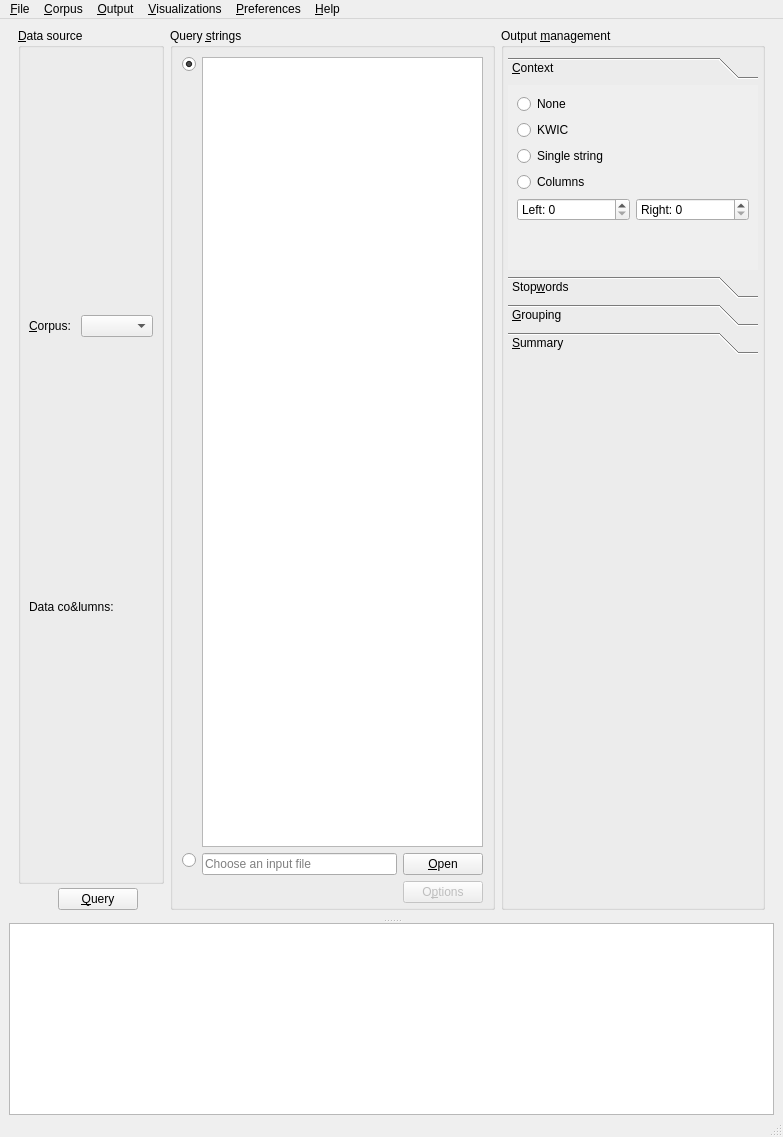
Above: coquery/gui/ui/coquery.ui from gkunter/coquery before the change. Below: the same form after it.
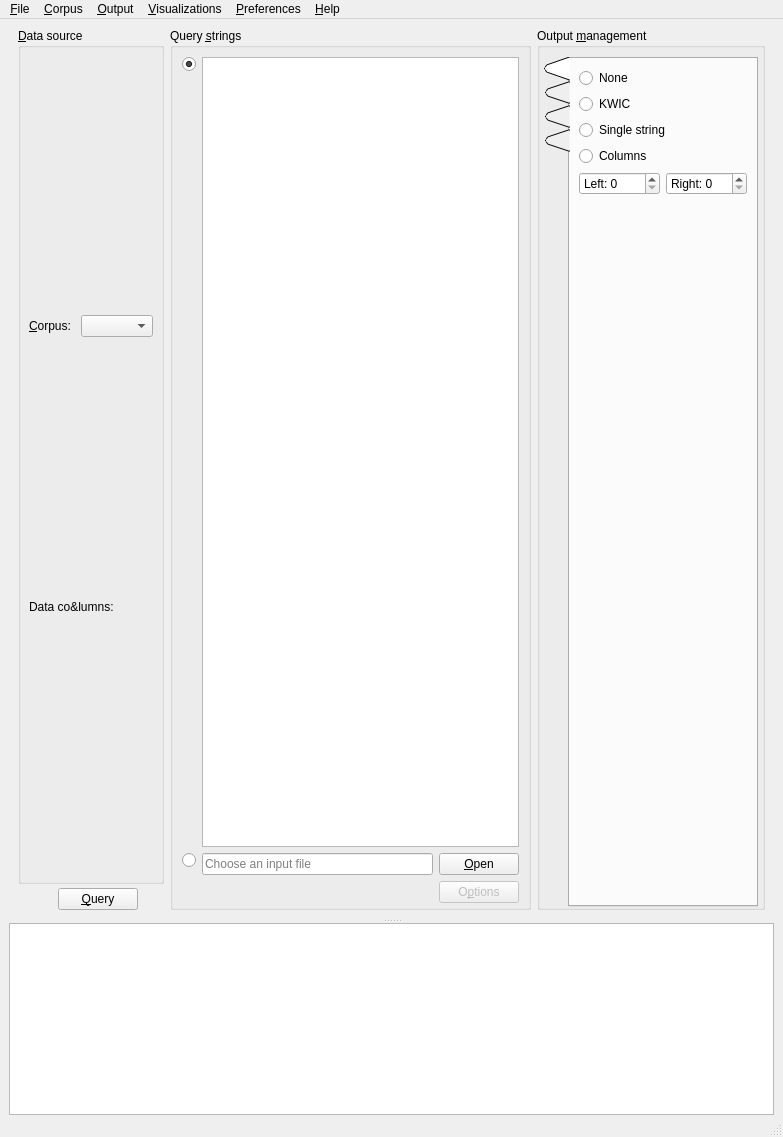
That is the form after the change. The open tabs and pages were chosen to show the change. Icons and pictures are not drawn. Custom widgets are drawn as their Qt base class.

Commit message: Use QToolBox for data management widgets. Save and restore splitter state

Patch:
```diff
--- a/coquery/gui/ui/coquery.ui
+++ b/coquery/gui/ui/coquery.ui
@@ -291,7 +291,7 @@
           <property name="title">
            <string>Output &amp;management</string>
           </property>
-          <layout class="QVBoxLayout" name="box_functions" stretch="0,1">
+          <layout class="QVBoxLayout" name="box_functions" stretch="0">
            <property name="spacing">
             <number>4</number>
            </property>
@@ -305,33 +305,25 @@
             <number>0</number>
            </property>
            <item>
-            <widget class="QToolBox" name="toolBox">
+            <widget class="QTabWidget" name="tool_widget">
              <property name="sizePolicy">
-              <sizepolicy hsizetype="Fixed" vsizetype="Preferred">
+              <sizepolicy hsizetype="Minimum" vsizetype="MinimumExpanding">
                <horstretch>0</horstretch>
                <verstretch>0</verstretch>
               </sizepolicy>
              </property>
-             <property name="minimumSize">
-              <size>
-               <width>250</width>
-               <height>0</height>
-              </size>
+             <property name="tabPosition">
+              <enum>QTabWidget::West</enum>
+             </property>
+             <property name="tabShape">
+              <enum>QTabWidget::Triangular</enum>
              </property>
              <property name="currentIndex">
               <number>2</number>
              </property>
-             <widget class="QWidget" name="page">
-              <property name="geometry">
-               <rect>
-                <x>0</x>
-                <y>0</y>
-                <width>118</width>
-                <height>141</height>
-               </rect>
-              </property>
-              <attribute name="label">
-               <string>&amp;Context</string>
+             <widget class="QWidget" name="tabWidgetPage1">
+              <attribute name="title">
+               <string/>
               </attribute>
               <layout class="QVBoxLayout" name="verticalLayout_2">
                <item>
@@ -431,24 +423,16 @@
                  <property name="sizeHint" stdset="0">
                   <size>
                    <width>20</width>
-                   <height>40</height>
+                   <height>0</height>
                   </size>
                  </property>
                 </spacer>
                </item>
               </layout>
              </widget>
-             <widget class="QWidget" name="page_2">
-              <property name="geometry">
-               <rect>
-                <x>0</x>
-                <y>0</y>
-                <width>240</width>
-                <height>261</height>
-               </rect>
-              </property>
-              <attribute name="label">
-               <string>Stop&amp;words</string>
+             <widget class="QWidget" name="tabWidgetPage2">
+              <attribute name="title">
+               <string/>
               </attribute>
               <layout class="QVBoxLayout" name="verticalLayout_3">
                <item>
@@ -555,17 +539,9 @@
                </item>
               </layout>
              </widget>
-             <widget class="QWidget" name="page_3">
-              <property name="geometry">
-               <rect>
-                <x>0</x>
-                <y>0</y>
-                <width>240</width>
-                <height>296</height>
-               </rect>
-              </property>
-              <attribute name="label">
-               <string>&amp;Grouping</string>
+             <widget class="QWidget" name="Grouping">
+              <attribute name="title">
+               <string/>
               </attribute>
               <layout class="QVBoxLayout" name="verticalLayout_5">
                <item>
@@ -647,17 +623,9 @@
                </item>
               </layout>
              </widget>
-             <widget class="QWidget" name="page_4">
-              <property name="geometry">
-               <rect>
-                <x>0</x>
-                <y>0</y>
-                <width>240</width>
-                <height>188</height>
-               </rect>
-              </property>
-              <attribute name="label">
-               <string>&amp;Summary</string>
+             <widget class="QWidget" name="Summary">
+              <attribute name="title">
+               <string/>
               </attribute>
               <layout class="QVBoxLayout" name="verticalLayout_6">
                <item>
@@ -760,19 +728,6 @@
              </widget>
             </widget>
            </item>
-           <item>
-            <spacer name="verticalSpacer">
-             <property name="orientation">
-              <enum>Qt::Vertical</enum>
-             </property>
-             <property name="sizeHint" stdset="0">
-              <size>
-               <width>20</width>
-               <height>0</height>
-              </size>
-             </property>
-            </spacer>
-           </item>
           </layout>
          </widget>
         </item>
```
Left out of the diff: 48 changed lines with no effect on the pictures. The commit also changes 3 other files.
